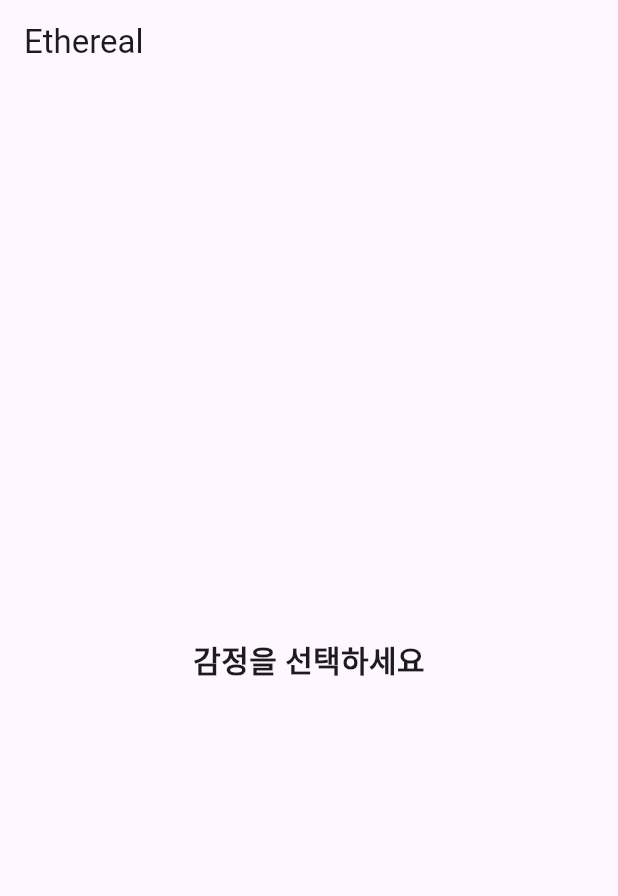
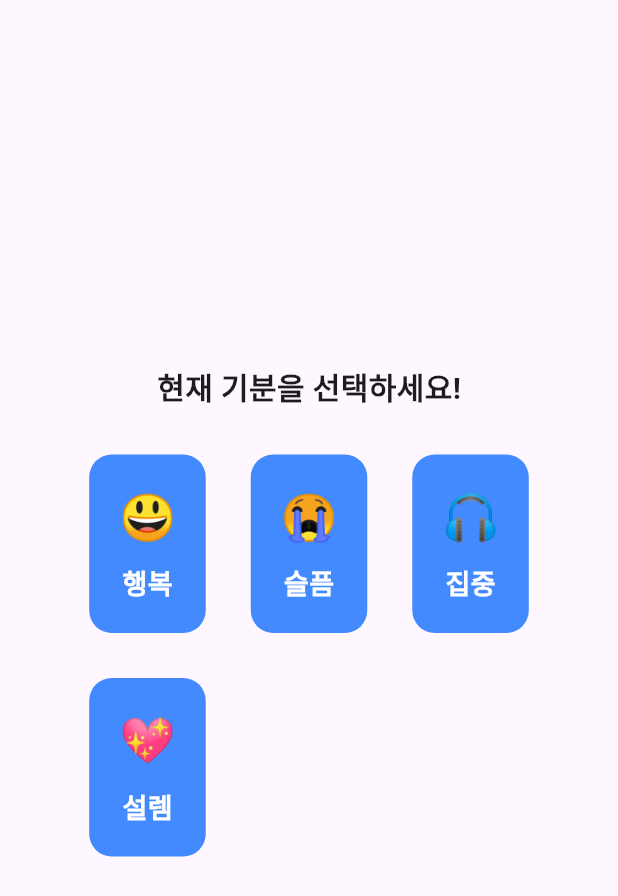
Before and after one commit to innoo47/ethereal, a Flutter app: the screen it shows after launch, on a phone screen of 412 x 824 dp. Shown: the top 896 px of the screen. Run offline on Flutter 3.47's test engine with Material 3 defaults, Android fonts, the phone set to English and light mode, and no system bars; our stand-ins replace firebase_core; accounts and stored records are empty.

Commit message:
created main screen & connected yt api

```diff
--- a/ethereal/lib/config/api_keys.dart
+++ b/ethereal/lib/config/api_keys.dart
@@ -0,0 +1,3 @@
+class ApiKeys {
+  static const String youtubeApiKey = "AIzaSyC7CEqi-dXvo9Qi4MRBHRlx5q2iV4fU2jY";
+}
--- a/ethereal/lib/presentation/screens/home_screen.dart
+++ b/ethereal/lib/presentation/screens/home_screen.dart
@@ -1,3 +1,5 @@
+import 'package:ethereal/data/models/mood.dart';
+import 'package:ethereal/presentation/widgets/mood_button.dart';
 import 'package:flutter/material.dart';
 
 class HomeScreen extends StatelessWidget {
@@ -6,11 +8,28 @@ class HomeScreen extends StatelessWidget {
   @override
   Widget build(BuildContext context) {
     return Scaffold(
-      appBar: AppBar(title: const Text('Ethereal')),
-      body: const Center(
-        child: Text(
-          '감정을 선택하세요',
-          style: TextStyle(fontSize: 20, fontWeight: FontWeight.bold),
+      body: SafeArea(
+        child: Center(
+          child: Column(
+            mainAxisAlignment: MainAxisAlignment.center,
+            children: [
+              /* mood 선택 위젯 */
+              const Text(
+                '현재 기분을 선택하세요!',
+                style: TextStyle(fontSize: 20, fontWeight: FontWeight.bold),
+              ),
+              const SizedBox(height: 20),
+              Wrap(
+                spacing: 10,
+                runSpacing: 10,
+
+                children:
+                    moods
+                        .map((mood) => MoodButton(mood: mood, onTap: () {}))
+                        .toList(),
+              ),
+            ],
+          ),
         ),
       ),
     );
--- a/ethereal/lib/presentation/widgets/mood_button.dart
+++ b/ethereal/lib/presentation/widgets/mood_button.dart
@@ -11,7 +11,28 @@ class MoodButton extends StatelessWidget {
   Widget build(BuildContext context) {
     return GestureDetector(
       onTap: onTap,
-      child: Container(width: 50, height: 50, decoration: BoxDecoration()),
+      child: Container(
+        margin: const EdgeInsets.all(10),
+        padding: const EdgeInsets.all(20),
+        decoration: BoxDecoration(
+          color: Colors.blueAccent,
+          borderRadius: BorderRadius.circular(15),
+        ),
+        child: Column(
+          children: [
+            Text(mood.emoji, style: TextStyle(fontSize: 30)),
+            SizedBox(height: 10),
+            Text(
+              mood.name,
+              style: TextStyle(
+                fontSize: 18,
+                fontWeight: FontWeight.bold,
+                color: Colors.white,
+              ),
+            ),
+          ],
+        ),
+      ),
     );
   }
 }
--- a/ethereal/pubspec.yaml
+++ b/ethereal/pubspec.yaml
@@ -2,7 +2,7 @@ name: ethereal
 description: "A new Flutter project."
 # The following line prevents the package from being accidentally published to
 # pub.dev using `flutter pub publish`. This is preferred for private packages.
-publish_to: 'none' # Remove this line if you wish to publish to pub.dev
+publish_to: "none" # Remove this line if you wish to publish to pub.dev
 
 # The following defines the version and build number for your application.
 # A version number is three numbers separated by dots, like 1.2.43
@@ -37,6 +37,7 @@ dependencies:
   firebase_core: ^3.12.1
   firebase_auth: ^5.5.1
   cloud_firestore: ^5.6.5
+  http: 1.3.0
 
 dev_dependencies:
   flutter_test:
@@ -54,7 +55,6 @@ dev_dependencies:
 
 # The following section is specific to Flutter packages.
 flutter:
-
   # The following line ensures that the Material Icons font is
   # included with your application, so that you can use the icons in
   # the material Icons class.
```
Also changed, not shown: ethereal/lib/core/api_service.dart (+28 -0 lines), ethereal/lib/presentation/screens/music_screen.dart (+15 -0 lines), ethereal/pubspec.lock, 7 other files.
